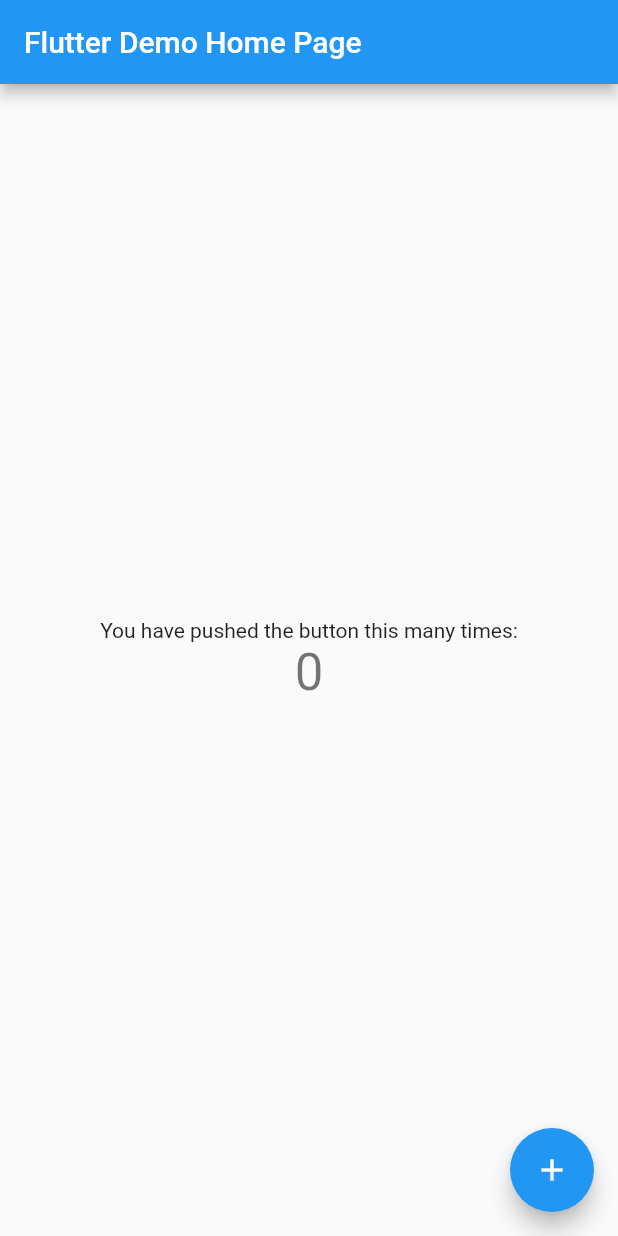
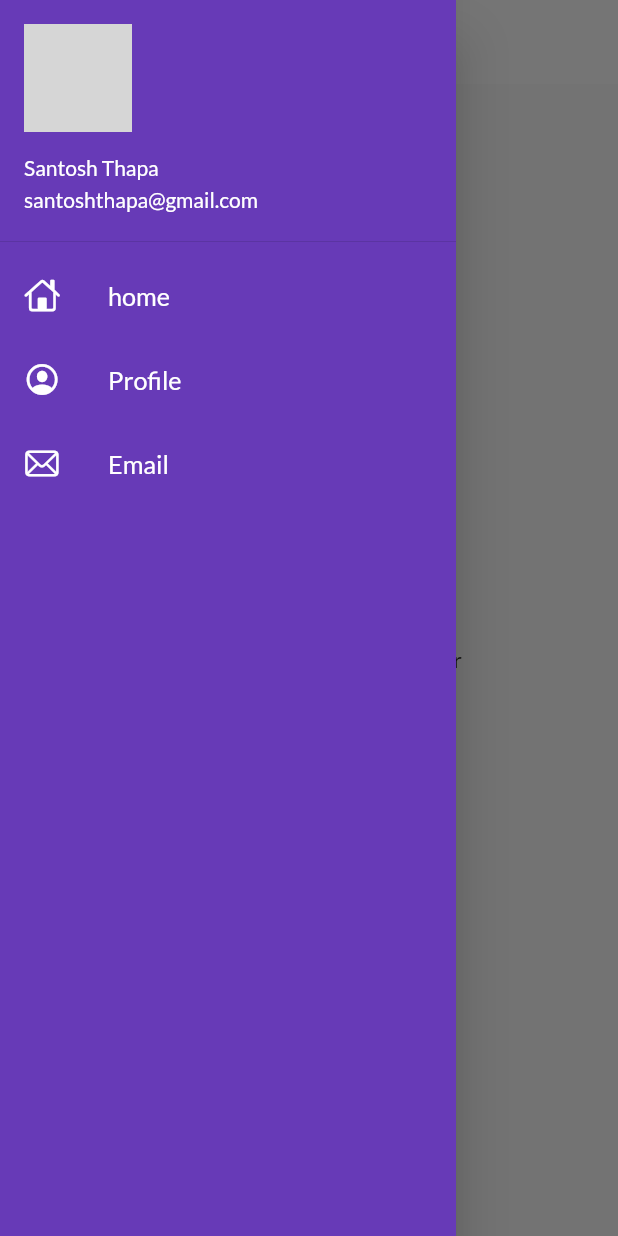
Before and after one commit to Santosh325/catalog, a Flutter app: the screen it shows after launch, with the side drawer open (before the commit the screen has no drawer), on a phone screen of 412 x 824 dp. Run offline on Flutter 3.47's test engine with Material 2 defaults, Android fonts, the phone set to English and light mode, and no system bars; our stand-ins replace google_fonts; network calls fail; grey boxes are pictures that could not be loaded.

Commit message:
theme extracted

```diff
--- a/lib/main.dart
+++ b/lib/main.dart
@@ -1,4 +1,9 @@
 import 'package:flutter/material.dart';
+import 'package:google_fonts/google_fonts.dart';
+import 'package:shopping_catalog/pages/home_page.dart';
+import 'package:shopping_catalog/pages/login_page.dart';
+import 'package:shopping_catalog/utils/myroutes.dart';
+import 'package:shopping_catalog/widgets/themes.dart';
 
 void main() {
   runApp(MyApp());
@@ -9,105 +14,17 @@ class MyApp extends StatelessWidget {
   @override
   Widget build(BuildContext context) {
     return MaterialApp(
+      debugShowCheckedModeBanner: false,
       title: 'Flutter Demo',
-      theme: ThemeData(
-        // This is the theme of your application.
-        //
-        // Try running your application with "flutter run". You'll see the
-        // application has a blue toolbar. Then, without quitting the app, try
-        // changing the primarySwatch below to Colors.green and then invoke
-        // "hot reload" (press "r" in the console where you ran "flutter run",
-        // or simply save your changes to "hot reload" in a Flutter IDE).
-        // Notice that the counter didn't reset back to zero; the application
-        // is not restarted.
-        primarySwatch: Colors.blue,
-      ),
-      home: MyHomePage(title: 'Flutter Demo Home Page'),
+      theme: Mytheme.lightTheme(context),
+      themeMode: ThemeMode.light,
+      darkTheme: Mytheme.darkTheme(context),
+      initialRoute: Myroutes.homeRoutes,
+      routes: {
+        "/": (context) => LoginPage(),
+        Myroutes.homeRoutes: (context) => HomePage(),
+        Myroutes.loginRoutes: (context) => LoginPage(),
+      },
     );
   }
 }
-
-class MyHomePage extends StatefulWidget {
-  MyHomePage({Key? key, required this.title}) : super(key: key);
-
-  // This widget is the home page of your application. It is stateful, meaning
-  // that it has a State object (defined below) that contains fields that affect
-  // how it looks.
-
-  // This class is the configuration for the state. It holds the values (in this
-  // case the title) provided by the parent (in this case the App widget) and
-  // used by the build method of the State. Fields in a Widget subclass are
-  // always marked "final".
-
-  final String title;
-
-  @override
-  _MyHomePageState createState() => _MyHomePageState();
-}
-
-class _MyHomePageState extends State<MyHomePage> {
-  int _counter = 0;
-
-  void _incrementCounter() {
-    setState(() {
-      // This call to setState tells the Flutter framework that something has
-      // changed in this State, which causes it to rerun the build method below
-      // so that the display can reflect the updated values. If we changed
-      // _counter without calling setState(), then the build method would not be
-      // called again, and so nothing would appear to happen.
-      _counter++;
-    });
-  }
-
-  @override
-  Widget build(BuildContext context) {
-    // This method is rerun every time setState is called, for instance as done
-    // by the _incrementCounter method above.
-    //
-    // The Flutter framework has been optimized to make rerunning build methods
-    // fast, so that you can just rebuild anything that needs updating rather
-    // than having to individually change instances of widgets.
-    return Scaffold(
-      appBar: AppBar(
-        // Here we take the value from the MyHomePage object that was created by
-        // the App.build method, and use it to set our appbar title.
-        title: Text(widget.title),
-      ),
-      body: Center(
-        // Center is a layout widget. It takes a single child and positions it
-        // in the middle of the parent.
-        child: Column(
-          // Column is also a layout widget. It takes a list of children and
-          // arranges them vertically. By default, it sizes itself to fit its
-          // children horizontally, and tries to be as tall as its parent.
-          //
-          // Invoke "debug painting" (press "p" in the console, choose the
-          // "Toggle Debug Paint" action from the Flutter Inspector in Android
-          // Studio, or the "Toggle Debug Paint" command in Visual Studio Code)
-          // to see the wireframe for each widget.
-          //
-          // Column has various properties to control how it sizes itself and
-          // how it positions its children. Here we use mainAxisAlignment to
-          // center the children vertically; the main axis here is the vertical
-          // axis because Columns are vertical (the cross axis would be
-          // horizontal).
-          mainAxisAlignment: MainAxisAlignment.center,
-          children: <Widget>[
-            Text(
-              'You have pushed the button this many times:',
-            ),
-            Text(
-              '$_counter',
-              style: Theme.of(context).textTheme.headline4,
-            ),
-          ],
-        ),
-      ),
-      floatingActionButton: FloatingActionButton(
-        onPressed: _incrementCounter,
-        tooltip: 'Increment',
-        child: Icon(Icons.add),
-      ), // This trailing comma makes auto-formatting nicer for build methods.
-    );
-  }
-}
--- /dev/null
+++ b/lib/pages/home_page.dart
@@ -0,0 +1,21 @@
+import 'package:flutter/material.dart';
+import 'package:shopping_catalog/widgets/my_drawer.dart';
+
+class HomePage extends StatelessWidget {
+  @override
+  Widget build(BuildContext context) {
+    int days = 30;
+
+    return Scaffold(
+      appBar: AppBar(
+        title: Text("Catalog app"),
+      ),
+      body: Center(
+        child: Container(
+          child: Text('Welcome to the $days days of flutter'),
+        ),
+      ),
+      drawer: MyDrawer(),
+    );
+  }
+}
--- /dev/null
+++ b/lib/utils/myroutes.dart
@@ -0,0 +1,4 @@
+class Myroutes {
+  static String loginRoutes = "/login";
+  static String homeRoutes = "/home";
+}
--- /dev/null
+++ b/lib/widgets/my_drawer.dart
@@ -0,0 +1,62 @@
+import 'package:flutter/cupertino.dart';
+import 'package:flutter/material.dart';
+
+class MyDrawer extends StatelessWidget {
+  @override
+  Widget build(BuildContext context) {
+    final imageUrl = "https://avatars.githubusercontent.com/u/58462306?v=4";
+    return Drawer(
+      child: Container(
+        color: Colors.deepPurple,
+        child: ListView(
+          children: [
+            DrawerHeader(
+              padding: EdgeInsets.zero,
+              child: UserAccountsDrawerHeader(
+                margin: EdgeInsets.zero,
+                accountName: Text("Santosh Thapa"),
+                accountEmail: Text("santoshthapa@gmail.com"),
+                currentAccountPicture: CircleAvatar(
+                  backgroundImage: NetworkImage(imageUrl),
+                ),
+              ),
+            ),
+            ListTile(
+              leading: Icon(
+                CupertinoIcons.home,
+                color: Colors.white,
+              ),
+              title: Text(
+                "home",
+                textScaleFactor: 1.2,
+                style: TextStyle(color: Colors.white),
+              ),
+            ),
+            ListTile(
+              leading: Icon(
+                CupertinoIcons.profile_circled,
+                color: Colors.white,
+              ),
+              title: Text(
+                "Profile",
+                textScaleFactor: 1.2,
+                style: TextStyle(color: Colors.white),
+              ),
+            ),
+            ListTile(
+              leading: Icon(
+                CupertinoIcons.mail,
+                color: Colors.white,
+              ),
+              title: Text(
+                "Email",
+                textScaleFactor: 1.2,
+                style: TextStyle(color: Colors.white),
+              ),
+            ),
+          ],
+        ),
+      ),
+    );
+  }
+}
--- /dev/null
+++ b/lib/widgets/themes.dart
@@ -0,0 +1,18 @@
+import 'package:flutter/material.dart';
+import 'package:google_fonts/google_fonts.dart';
+
+class Mytheme {
+  static ThemeData lightTheme(BuildContext context) => ThemeData(
+        primarySwatch: Colors.deepPurple,
+        fontFamily: GoogleFonts.lato().fontFamily,
+        appBarTheme: AppBarTheme(
+          color: Colors.white,
+          elevation: 0.0,
+          iconTheme: IconThemeData(color: Colors.black),
+          textTheme: Theme.of(context).textTheme,
+        ),
+      );
+  static ThemeData darkTheme(BuildContext context) => ThemeData(
+        brightness: Brightness.dark,
+      );
+}
--- a/pubspec.yaml
+++ b/pubspec.yaml
@@ -28,7 +28,7 @@ dependencies:
   # The following adds the Cupertino Icons font to your application.
   # Use with the CupertinoIcons class for iOS style icons.
   cupertino_icons: ^1.0.2
-
+  google_fonts: ^2.1.0
 dev_dependencies:
   flutter_test:
     sdk: flutter
@@ -45,8 +45,8 @@ flutter:
   uses-material-design: true
 
   # To add assets to your application, add an assets section, like this:
-  # assets:
-  #   - images/a_dot_burr.jpeg
+  assets:
+    - assets/images/
   #   - images/a_dot_ham.jpeg
 
   # An image asset can refer to one or more resolution-specific "variants", see
```
Also changed, not shown: lib/pages/login_page.dart (added, +149 -0 lines), assets/images/hello.png (added), assets/images/login_image.png (added), pubspec.lock.
